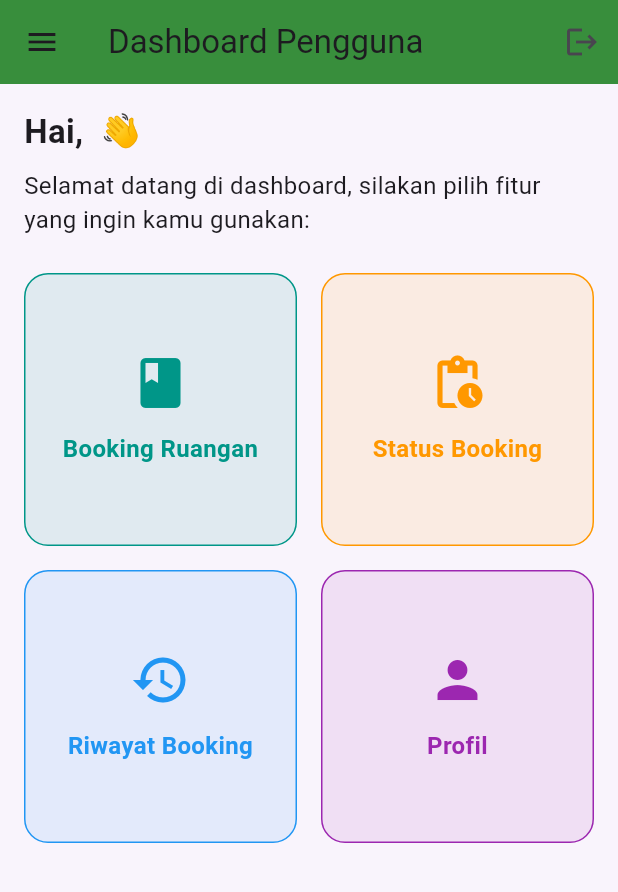
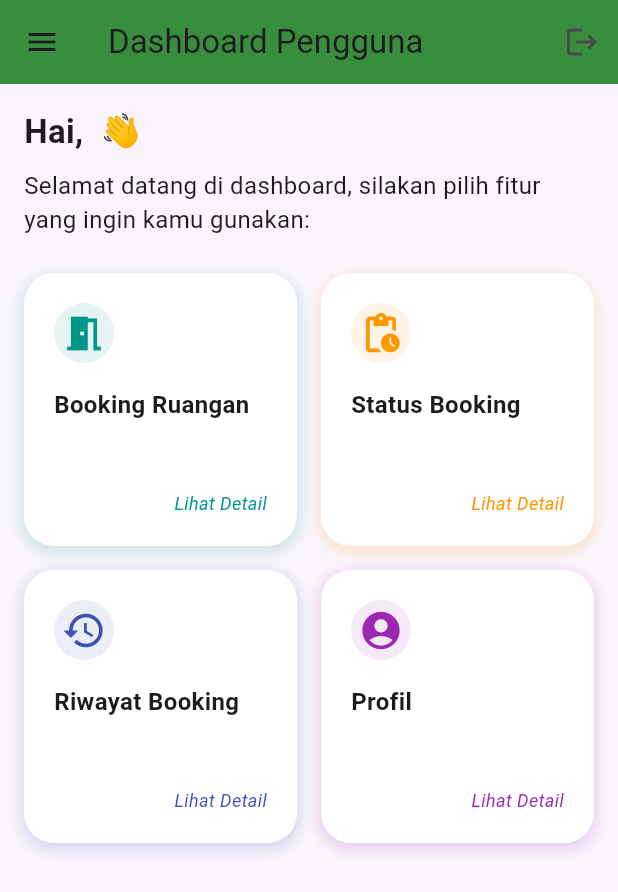
Before and after one commit to mutiadea29/hama-baru, a Flutter app: the UserDashboard screen opened by its route, on a phone screen of 412 x 824 dp. Shown: the top 892 px of the screen. Run offline on Flutter 3.47's test engine with Material 3 defaults, Android fonts, the phone set to English and light mode, and no system bars; our stand-ins replace cloud_firestore, firebase_auth, firebase_core; accounts and stored records are empty.

Commit message:
edit user dashboard

```diff
--- a/lib/screens/user/user_dashboard.dart
+++ b/lib/screens/user/user_dashboard.dart
@@ -36,9 +36,7 @@ class UserDashboard extends StatelessWidget {
                 backgroundColor: Colors.white,
                 child: Icon(Icons.person, size: 40, color: Colors.green),
               ),
-              decoration: const BoxDecoration(
-                color: Colors.green,
-              ),
+              decoration: const BoxDecoration(color: Colors.green),
             ),
             ListTile(
               leading: const Icon(Icons.book),
@@ -70,7 +68,7 @@ class UserDashboard extends StatelessWidget {
         ),
       ),
       body: Padding(
-        padding: const EdgeInsets.all(16.0),
+        padding: const EdgeInsets.all(16),
         child: Column(
           crossAxisAlignment: CrossAxisAlignment.start,
           children: [
@@ -90,26 +88,26 @@ class UserDashboard extends StatelessWidget {
                 crossAxisSpacing: 16,
                 mainAxisSpacing: 16,
                 children: [
-                  _buildFeatureCard(
-                    icon: Icons.book,
+                  _buildDashboardCard(
+                    icon: Icons.meeting_room,
                     label: 'Booking Ruangan',
                     color: Colors.teal,
                     onTap: () => Navigator.pushNamed(context, '/booking'),
                   ),
-                  _buildFeatureCard(
+                  _buildDashboardCard(
                     icon: Icons.pending_actions,
                     label: 'Status Booking',
                     color: Colors.orange,
                     onTap: () => Navigator.pushNamed(context, '/user-status'),
                   ),
-                  _buildFeatureCard(
+                  _buildDashboardCard(
                     icon: Icons.history,
                     label: 'Riwayat Booking',
-                    color: Colors.blue,
+                    color: Colors.indigo,
                     onTap: () => Navigator.pushNamed(context, '/riwayat'),
                   ),
-                  _buildFeatureCard(
-                    icon: Icons.person,
+                  _buildDashboardCard(
+                    icon: Icons.account_circle,
                     label: 'Profil',
                     color: Colors.purple,
                     onTap: () => Navigator.pushNamed(context, '/profile'),
@@ -123,7 +121,7 @@ class UserDashboard extends StatelessWidget {
     );
   }
 
-  Widget _buildFeatureCard({
+  Widget _buildDashboardCard({
     required IconData icon,
     required String label,
     required Color color,
@@ -134,25 +132,45 @@ class UserDashboard extends StatelessWidget {
       borderRadius: BorderRadius.circular(16),
       child: Container(
         decoration: BoxDecoration(
-          color: color.withOpacity(0.1),
-          borderRadius: BorderRadius.circular(16),
-          border: Border.all(color: color, width: 1),
+          color: Colors.white,
+          borderRadius: BorderRadius.circular(20),
+          boxShadow: [
+            BoxShadow(
+              color: color.withOpacity(0.2),
+              spreadRadius: 1,
+              blurRadius: 8,
+              offset: const Offset(0, 3),
+            ),
+          ],
         ),
-        padding: const EdgeInsets.all(16),
+        padding: const EdgeInsets.all(20),
         child: Column(
-          mainAxisAlignment: MainAxisAlignment.center,
+          crossAxisAlignment: CrossAxisAlignment.start,
           children: [
-            Icon(icon, size: 40, color: color),
-            const SizedBox(height: 12),
+            CircleAvatar(
+              backgroundColor: color.withOpacity(0.1),
+              child: Icon(icon, size: 30, color: color),
+            ),
+            const SizedBox(height: 16),
             Text(
               label,
-              textAlign: TextAlign.center,
-              style: TextStyle(
+              style: const TextStyle(
                 fontSize: 16,
-                color: color,
                 fontWeight: FontWeight.w600,
               ),
             ),
+            const Spacer(),
+            Align(
+              alignment: Alignment.bottomRight,
+              child: Text(
+                'Lihat Detail',
+                style: TextStyle(
+                  fontSize: 12,
+                  color: color,
+                  fontStyle: FontStyle.italic,
+                ),
+              ),
+            )
           ],
         ),
       ),
```
